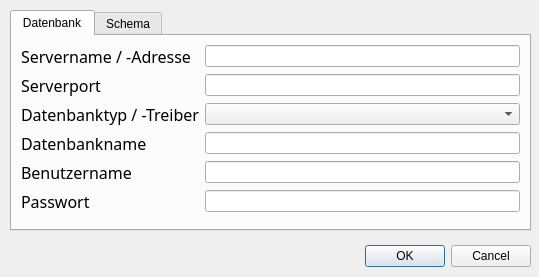
Old version of the form settings.ui in the repository sperner/Pro_Orth.
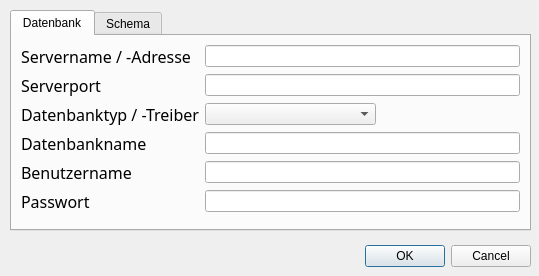
New version of the form.

```diff
--- a/settings.ui
+++ b/settings.ui
@@ -7,7 +7,7 @@
     <x>0</x>
     <y>0</y>
     <width>539</width>
-    <height>277</height>
+    <height>276</height>
    </rect>
   </property>
   <property name="windowTitle">
@@ -46,6 +46,9 @@
      <string>Datenbank</string>
     </attribute>
     <layout class="QFormLayout" name="formLayout">
+     <property name="fieldGrowthPolicy">
+      <enum>QFormLayout::ExpandingFieldsGrow</enum>
+     </property>
      <item row="0" column="0">
       <widget class="QLabel" name="labelServername">
        <property name="font">
```
Left out of the diff: 4 changed lines with no effect on the pictures.
